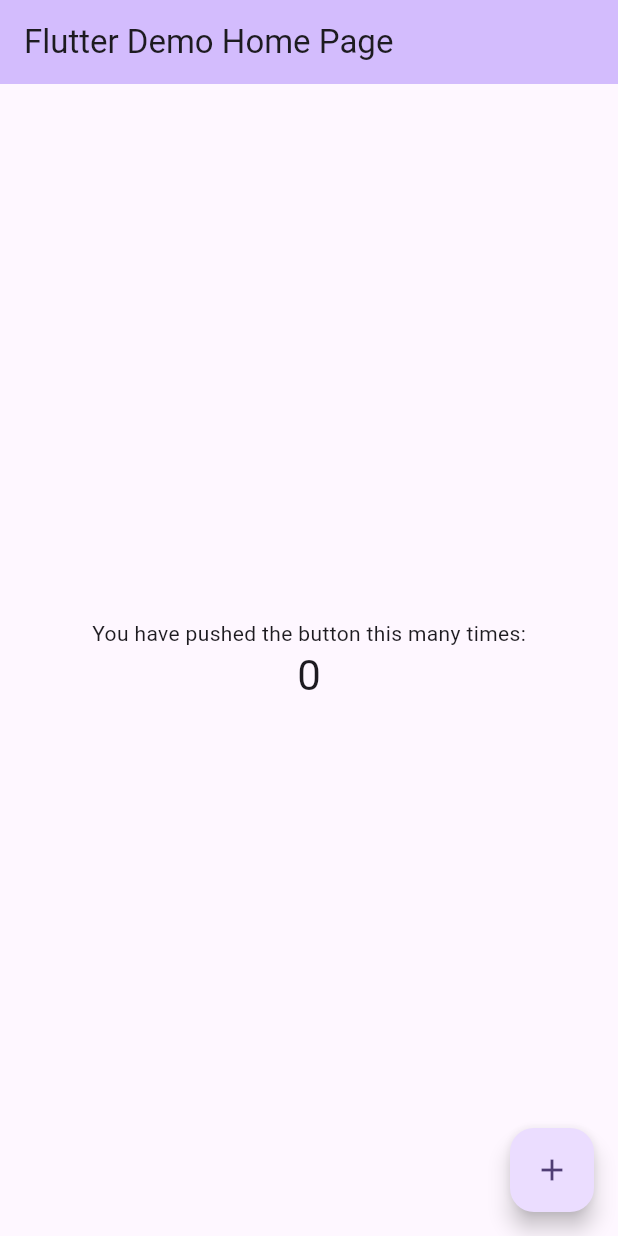
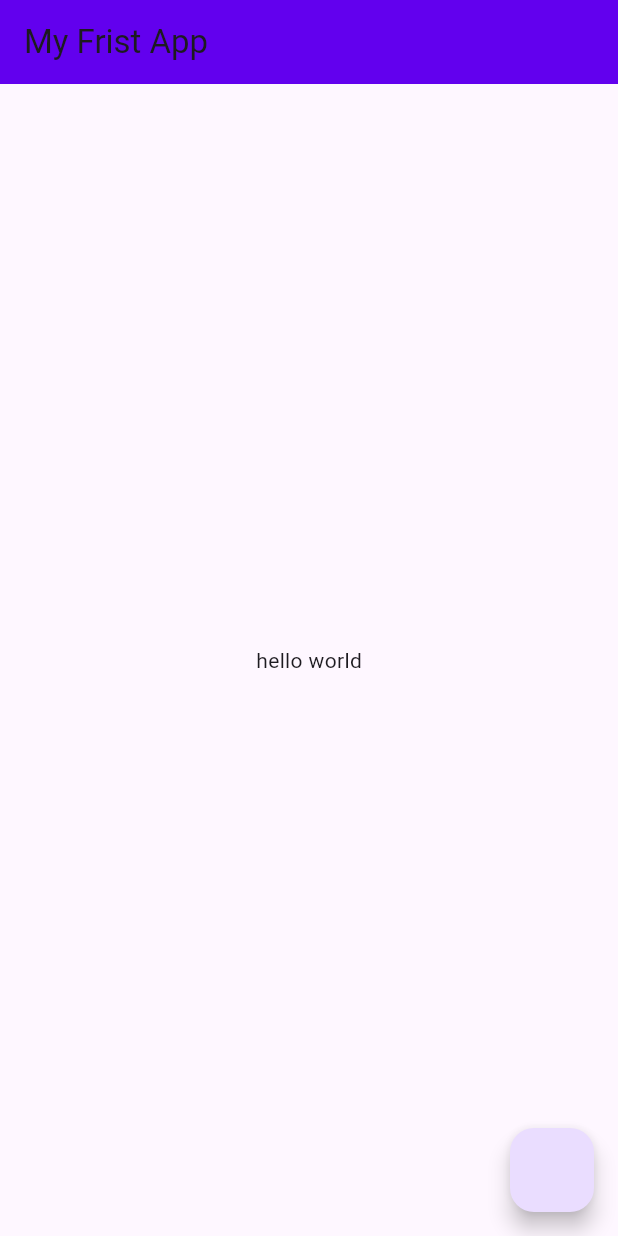
Before and after one commit to IbrahimElshishtawy/flutter_application_1, a Flutter app: the screen it shows after launch, on a phone screen of 412 x 824 dp. Run offline on Flutter 3.47's test engine with Material 3 defaults, Android fonts, the phone set to English and light mode, and no system bars.

Commit message:
day 1
my learn what is meaning the material App , appbar , center text and floatingactionbutton and body

```diff
--- a/lib/main.dart
+++ b/lib/main.dart
@@ -1,74 +1,28 @@
 import 'package:flutter/material.dart';
 
 void main() {
-  runApp(const MyApp());
+  Text text = Text("hello world");
+  //text is a widget that displays a string of text
+  // center widget is used to center the child widget
+  // Scafflod widget
+  runApp(
+    MaterialApp(
+      home: Scaffold(
+        // Scaffold is a widget that provides a structure for the app
+        appBar: AppBar(
+          // appBar is a widget that displays a material design app bar
+          title: Text("My Frist App"),
+          // title is a widget that displays a string of text
+          backgroundColor: Color(0xFF6200EE),
+        ),
+        floatingActionButton: FloatingActionButton(onPressed: () {}),
+        // floatingActionButton is a widget that displays a button that floats above the content
+        body: Center(child: text),
+        // body is a widget that displays the main content of the app
+      ),
+    ),
+  );
+  // runApp is a function that takes a widget and makes it the root of the widget tree
 }
 
-class MyApp extends StatelessWidget {
-  const MyApp({super.key});
-
-  // This widget is the root of your application.
-  @override
-  Widget build(BuildContext context) {
-    return MaterialApp(
-      title: 'Flutter Demo',
-      theme: ThemeData(
-        colorScheme: ColorScheme.fromSeed(seedColor: Colors.deepPurple),
-      ),
-      home: const MyHomePage(title: 'Flutter Demo Home Page'),
-    );
-  }
-}
-
-class MyHomePage extends StatefulWidget {
-  const MyHomePage({super.key, required this.title});
-
-  final String title;
-
-  @override
-  State<MyHomePage> createState() => _MyHomePageState();
-}
-
-class _MyHomePageState extends State<MyHomePage> {
-  int _counter = 0;
-
-  void _incrementCounter() {
-    setState(() {
-      _counter++;
-    });
-  }
-
-  @override
-  Widget build(BuildContext context) {
-    return Scaffold(
-      appBar: AppBar(
-        // TRY THIS: Try changing the color here to a specific color (to
-        // Colors.amber, perhaps?) and trigger a hot reload to see the AppBar
-        // change color while the other colors stay the same.
-        backgroundColor: Theme.of(context).colorScheme.inversePrimary,
-        // Here we take the value from the MyHomePage object that was created by
-        // the App.build method, and use it to set our appbar title.
-        title: Text(widget.title),
-      ),
-      body: Center(
-        // Center is a layout widget. It takes a single child and positions it
-        // in the middle of the parent.
-        child: Column(
-          mainAxisAlignment: MainAxisAlignment.center,
-          children: <Widget>[
-            const Text('You have pushed the button this many times:'),
-            Text(
-              '$_counter',
-              style: Theme.of(context).textTheme.headlineMedium,
-            ),
-          ],
-        ),
-      ),
-      floatingActionButton: FloatingActionButton(
-        onPressed: _incrementCounter,
-        tooltip: 'Increment',
-        child: const Icon(Icons.add),
-      ), // This trailing comma makes auto-formatting nicer for build methods.
-    );
-  }
-}
+// The main function is the entry point of the application
```
